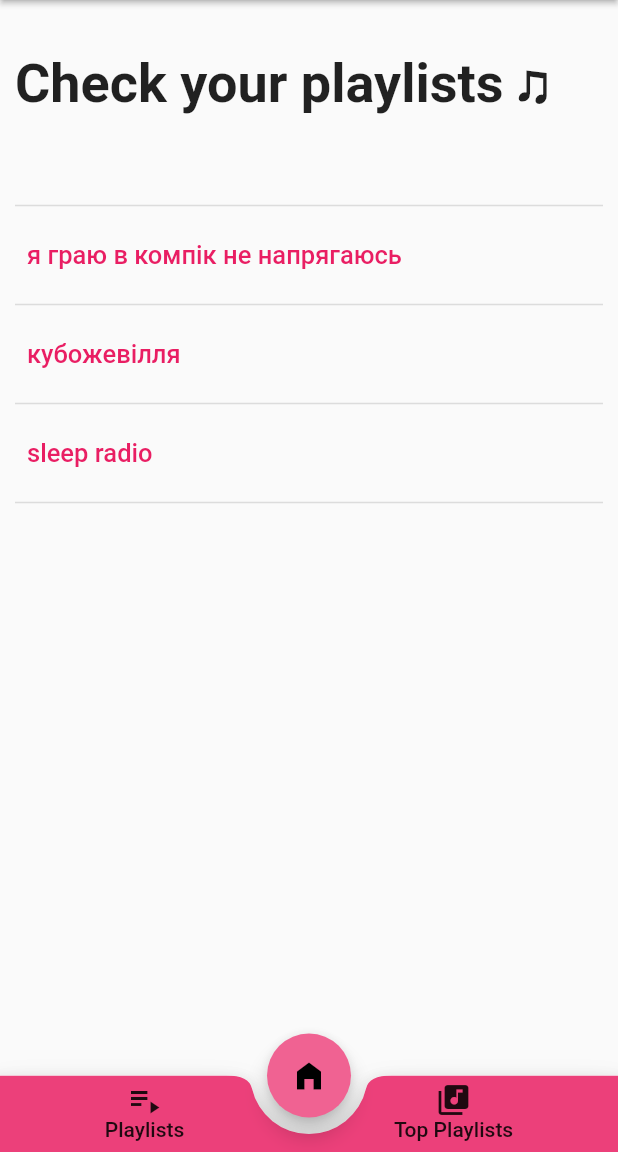
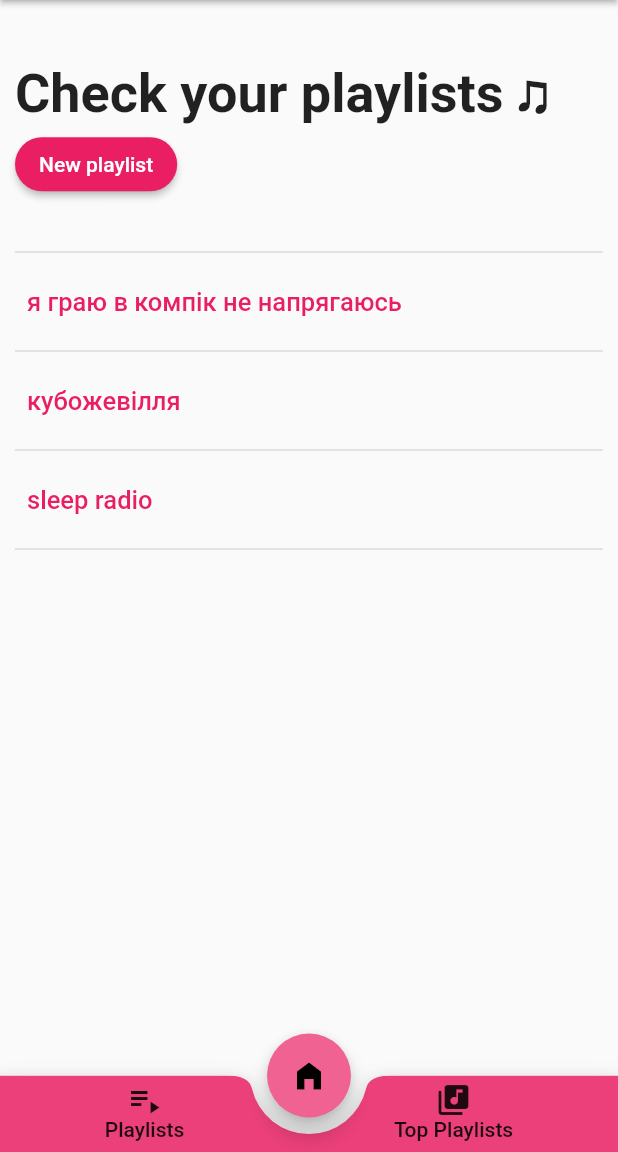
Before and after one commit to plntry/music_app_flutter, a Flutter app: the screen it shows after launch, after a tap on "Playlists", on a phone screen of 412 x 824 dp, the part 84-1236 px from its top. Run offline on Flutter 3.47's test engine with Material 2 defaults, Android fonts, the light colour scheme and no system bars.

Commit message:
added possibility to add new playlists

```diff
--- a/lib/main.dart
+++ b/lib/main.dart
@@ -36,10 +36,10 @@ class StartWidget extends StatefulWidget {
 class _MyAppState extends State<StartWidget> {
   int _selectedIndex = 2;
 
-  static const List<Widget> _navOptions = <Widget>[
+  static final List<Widget> _navOptions = <Widget>[
     PlaylistsPage(),
-    TopPlaylistsPage(),
-    HomePage(),
+    const TopPlaylistsPage(),
+    const HomePage(),
   ];
 
   void _onItemTapped(int index) {
--- a/lib/widgets/pages/playlists_page.dart
+++ b/lib/widgets/pages/playlists_page.dart
@@ -3,9 +3,12 @@ import 'package:provider/provider.dart';
 
 import '/models/songs_playlists_model.dart';
 import '/widgets/pages/playlist_songs_page.dart';
+import '/widgets/addPlaylistModal/add_playlist_modal.dart';
 
 class PlaylistsPage extends StatelessWidget {
-  const PlaylistsPage({super.key});
+  PlaylistsPage({super.key});
+
+  final SongsPlaylistsModel model = SongsPlaylistsModel();
 
   @override
   Widget build(BuildContext context) {
@@ -18,18 +21,43 @@ class PlaylistsPage extends StatelessWidget {
           Column(
             mainAxisAlignment: MainAxisAlignment.start,
             crossAxisAlignment: CrossAxisAlignment.stretch,
-            children: const [
-              Padding(
-                padding: EdgeInsets.only(
-                  top: 20,
-                  bottom: 50,
-                ),
-                child: Text(
-                  'Check your playlists ♫',
-                  style: TextStyle(
-                    fontSize: 36,
-                    fontWeight: FontWeight.bold,
-                  ),
+            children: [
+              SizedBox(
+                height: 150,
+                child: Column(
+                  crossAxisAlignment: CrossAxisAlignment.start,
+                  mainAxisAlignment: MainAxisAlignment.center,
+                  children: [
+                    const Text(
+                      'Check your playlists ♫',
+                      style: TextStyle(
+                        fontSize: 36,
+                        fontWeight: FontWeight.bold,
+                      ),
+                    ),
+                    ElevatedButton(
+                      onPressed: () => {
+                        showModalBottomSheet(
+                          context: context,
+                          builder: (_) {
+                            return AddPlaylistModal(
+                              onSave: (playlistName) {
+                                SongsPlaylistsModel().addPlaylist(playlistName);
+                              },
+                            );
+                          },
+                        ),
+                      },
+                      style: ElevatedButton.styleFrom(
+                          backgroundColor: Colors.pink,
+                          shape: RoundedRectangleBorder(
+                            borderRadius: BorderRadius.circular(20),
+                          )),
+                      child: const Text(
+                        'New playlist',
+                      ),
+                    ),
+                  ],
                 ),
               ),
             ],
```
Also changed, not shown: lib/models/songs_playlists_model.dart (+7 -1 lines), lib/widgets/addPlaylistModal/add_playlist_modal.dart (added, +90 -0 lines), lib/widgets/pages/playlist_songs_page.dart (+13 -6 lines).
